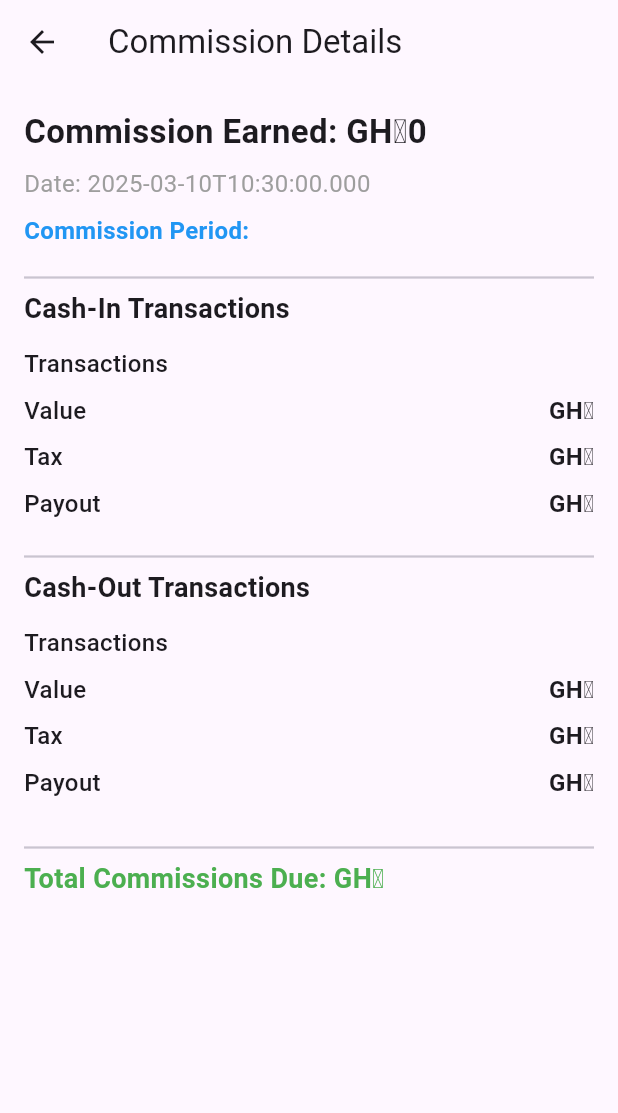
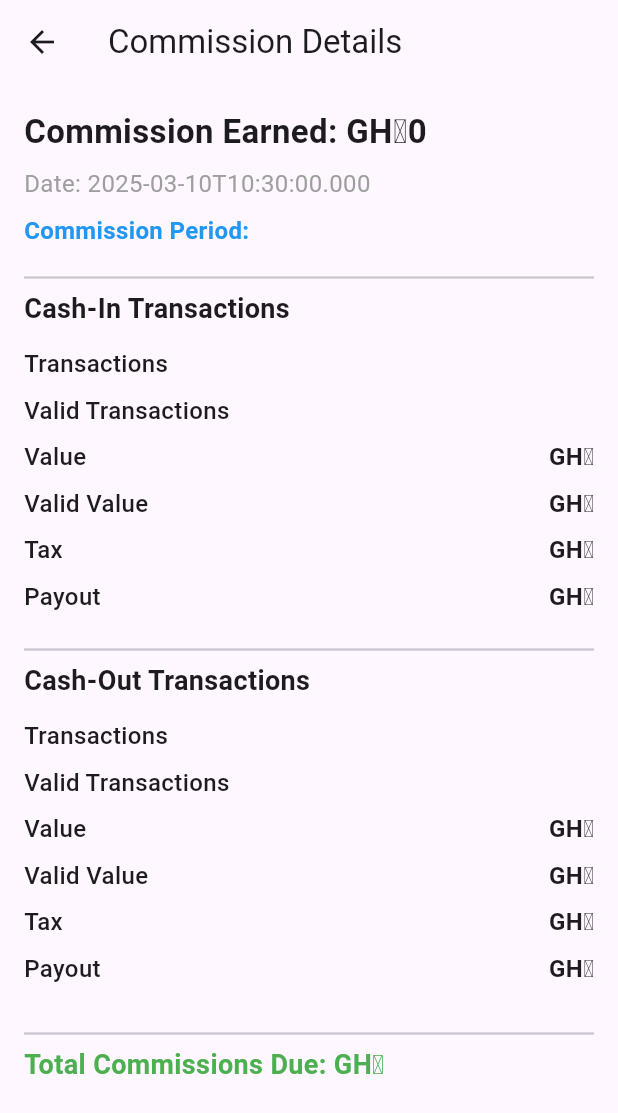
Before and after one commit to bbnoni/pdf_manager_flutter, a Flutter app: the CommissionDetailsScreen screen opened directly with empty values, on a phone screen of 412 x 824 dp. Shown: the top 1113 px of the screen. Run offline on Flutter 3.47's test engine with Material 3 defaults, Android fonts, the phone set to English and light mode, and no system bars; our stand-ins replace dio, file_picker, flutter_secure_storage; missing offline and left inert: syncfusion_flutter_pdfviewer; accounts and stored records are empty.

Commit message:
Working App Point new agent broader view after meeting

```diff
--- a/lib/agent_commission_screen.dart
+++ b/lib/agent_commission_screen.dart
@@ -143,7 +143,9 @@ class CommissionDetailsScreen extends StatelessWidget {
   Widget build(BuildContext context) {
     return Scaffold(
       appBar: AppBar(title: const Text("Commission Details")),
-      body: Padding(
+      body: SingleChildScrollView(
+        // ✅ Prevents bottom overflow
+        child: Padding(
           padding: const EdgeInsets.all(16.0),
           child: Column(
             crossAxisAlignment: CrossAxisAlignment.start,
@@ -151,7 +153,8 @@ class CommissionDetailsScreen extends StatelessWidget {
               /// **Commission Amount**
               Text(
                 "Commission Earned: GH₵${commission['amount']}",
-              style: const TextStyle(fontSize: 22, fontWeight: FontWeight.bold),
+                style:
+                    const TextStyle(fontSize: 22, fontWeight: FontWeight.bold),
               ),
               const SizedBox(height: 8),
 
@@ -181,9 +184,14 @@ class CommissionDetailsScreen extends StatelessWidget {
               ),
               const SizedBox(height: 8),
               buildRow("Transactions", commission['cashin_total_transactions']),
+              buildRow("Valid Transactions",
+                  commission['cashin_total_number_valid']),
               buildRow("Value", "GH₵${commission['cashin_total_value']}"),
+              buildRow("Valid Value",
+                  "GH₵${commission['cashin_total_value_valid']}"),
               buildRow("Tax", "GH₵${commission['cashin_total_tax_on_valid']}"),
-            buildRow("Payout", "GH₵${commission['cashin_payout_commission']}"),
+              buildRow(
+                  "Payout", "GH₵${commission['cashin_payout_commission']}"),
 
               /// **Cash-Out Section**
               const SizedBox(height: 12),
@@ -193,10 +201,16 @@ class CommissionDetailsScreen extends StatelessWidget {
                 style: TextStyle(fontSize: 18, fontWeight: FontWeight.bold),
               ),
               const SizedBox(height: 8),
-            buildRow("Transactions", commission['cashout_total_transactions']),
+              buildRow(
+                  "Transactions", commission['cashout_total_transactions']),
+              buildRow("Valid Transactions",
+                  commission['cashout_total_number_valid']),
               buildRow("Value", "GH₵${commission['cashout_total_value']}"),
+              buildRow("Valid Value",
+                  "GH₵${commission['cashout_total_value_valid']}"),
               buildRow("Tax", "GH₵${commission['cashout_total_tax_on_valid']}"),
-            buildRow("Payout", "GH₵${commission['cashout_payout_commission']}"),
+              buildRow(
+                  "Payout", "GH₵${commission['cashout_payout_commission']}"),
 
               /// **Total Commissions Due**
               const SizedBox(height: 20),
@@ -212,11 +226,12 @@ class CommissionDetailsScreen extends StatelessWidget {
             ],
           ),
         ),
+      ),
     );
   }
 
   /// **Reusable Row for Displaying Key-Value Data**
-  Widget buildRow(String label, String? value) {
+  Widget buildRow(String label, dynamic value) {
     return Padding(
       padding: const EdgeInsets.symmetric(vertical: 4),
       child: Row(
@@ -227,7 +242,7 @@ class CommissionDetailsScreen extends StatelessWidget {
             style: const TextStyle(fontSize: 16, fontWeight: FontWeight.w500),
           ),
           Text(
-            value ?? "N/A",
+            value != null ? value.toString() : "N/A",
             style: const TextStyle(fontSize: 16, fontWeight: FontWeight.bold),
           ),
         ],
```
Also changed, not shown: lib/manager_commission_screen.dart (+29 -5 lines), 1 other file. Lines whose indentation alone changed are shown as unchanged.
